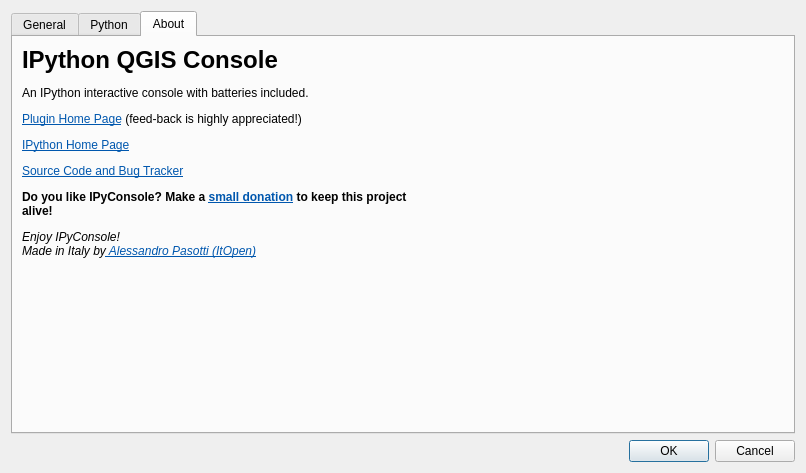
Before: the Qt Designer form Ui_SettingsDialog.ui in elpaso/qgis-ipythonconsole, drawn with Qt 5.
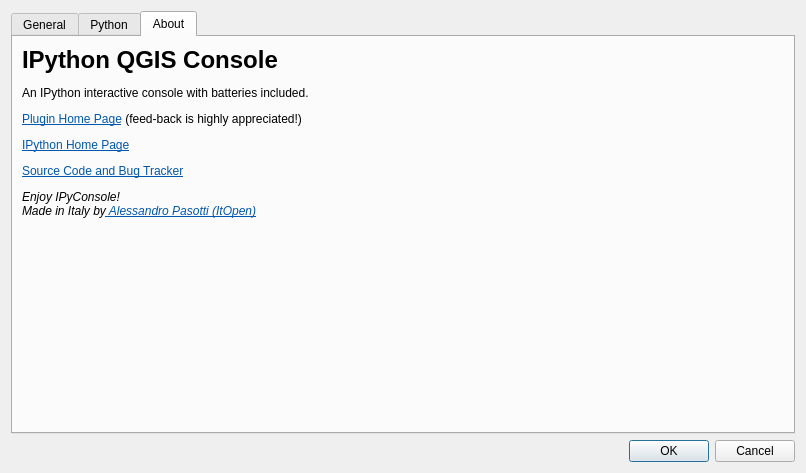
After: the same form once the commit is applied. The open tabs and pages were chosen to show the change. Icons and pictures are not drawn.

Commit message: Removed paypal link, 0 eur in 5 years speaks loud

Diff of the .ui file:
```diff
--- a/Ui_SettingsDialog.ui
+++ b/Ui_SettingsDialog.ui
@@ -176,7 +176,7 @@
          <item row="0" column="0">
           <widget class="QLabel" name="label">
            <property name="text">
-            <string>&lt;html&gt;&lt;head/&gt;&lt;body&gt;&lt;p&gt;&lt;span style=&quot; font-size:xx-large; font-weight:600;&quot;&gt;IPython QGIS Console &lt;/span&gt;&lt;/p&gt;&lt;p&gt;An IPython interactive console with batteries included. &lt;/p&gt;&lt;p&gt;&lt;a href=&quot;http://www.itopen.it/qgis-and-ipython-the-definitive-interactive-console/&quot;&gt;&lt;span style=&quot; text-decoration: underline; color:#0057ae;&quot;&gt;Plugin Home Page&lt;/span&gt;&lt;/a&gt;  (feed-back is highly appreciated!)&lt;/p&gt;&lt;p&gt;&lt;a href=&quot;http://www.ipython.org&quot;&gt;&lt;span style=&quot; text-decoration: underline; color:#0057ae;&quot;&gt;IPython Home Page&lt;/span&gt;&lt;/a&gt;&lt;/p&gt;&lt;p&gt;&lt;a href=&quot;https://github.com/elpaso/qgis-ipythonconsole&quot;&gt;&lt;span style=&quot; text-decoration: underline; color:#0057ae;&quot;&gt;Source Code and Bug Tracker&lt;/span&gt;&lt;/a&gt;&lt;/p&gt;&lt;p&gt;&lt;b&gt;Do you like IPyConsole? Make a &lt;a href=&quot;https://www.paypal.com/cgi-bin/webscr?cmd=_s-xclick&amp;amp;hosted_button_id=XEXYSQAQQYZGS&quot;&gt;&lt;span style=&quot; text-decoration: underline; color:#0057ae;&quot;&gt;small donation&lt;/span&gt;&lt;/a&gt; to keep this project alive! &lt;a href=&quot;https://www.paypal.com/cgi-bin/webscr?cmd=_s-xclick&amp;amp;hosted_button_id=XEXYSQAQQYZGS&quot;&gt;&lt;img src=&quot;:/plugins/IPyConsole/icons/paypal.png&quot;/&gt;&lt;/a&gt;&lt;/b&gt;&lt;/p&gt;
+            <string>&lt;html&gt;&lt;head/&gt;&lt;body&gt;&lt;p&gt;&lt;span style=&quot; font-size:xx-large; font-weight:600;&quot;&gt;IPython QGIS Console &lt;/span&gt;&lt;/p&gt;&lt;p&gt;An IPython interactive console with batteries included. &lt;/p&gt;&lt;p&gt;&lt;a href=&quot;http://www.itopen.it/qgis-and-ipython-the-definitive-interactive-console/&quot;&gt;&lt;span style=&quot; text-decoration: underline; color:#0057ae;&quot;&gt;Plugin Home Page&lt;/span&gt;&lt;/a&gt;  (feed-back is highly appreciated!)&lt;/p&gt;&lt;p&gt;&lt;a href=&quot;http://www.ipython.org&quot;&gt;&lt;span style=&quot; text-decoration: underline; color:#0057ae;&quot;&gt;IPython Home Page&lt;/span&gt;&lt;/a&gt;&lt;/p&gt;&lt;p&gt;&lt;a href=&quot;https://github.com/elpaso/qgis-ipythonconsole&quot;&gt;&lt;span style=&quot; text-decoration: underline; color:#0057ae;&quot;&gt;Source Code and Bug Tracker&lt;/span&gt;&lt;/a&gt;&lt;/p&gt;
 &lt;p&gt;&lt;i&gt;Enjoy IPyConsole!&lt;br&gt;Made in Italy by&lt;a href=&quot;http://www.itopen.it&quot;&gt;&lt;span style=&quot; text-decoration: underline; color:#0057ae;&quot;&gt; Alessandro Pasotti (ItOpen)&lt;/a&gt;&lt;/i&gt;&lt;/p&gt; &lt;/body&gt;&lt;/html&gt;</string>
            </property>
            <property name="alignment">
```
Left out of the diff: 2 changed lines with no effect on the pictures.
